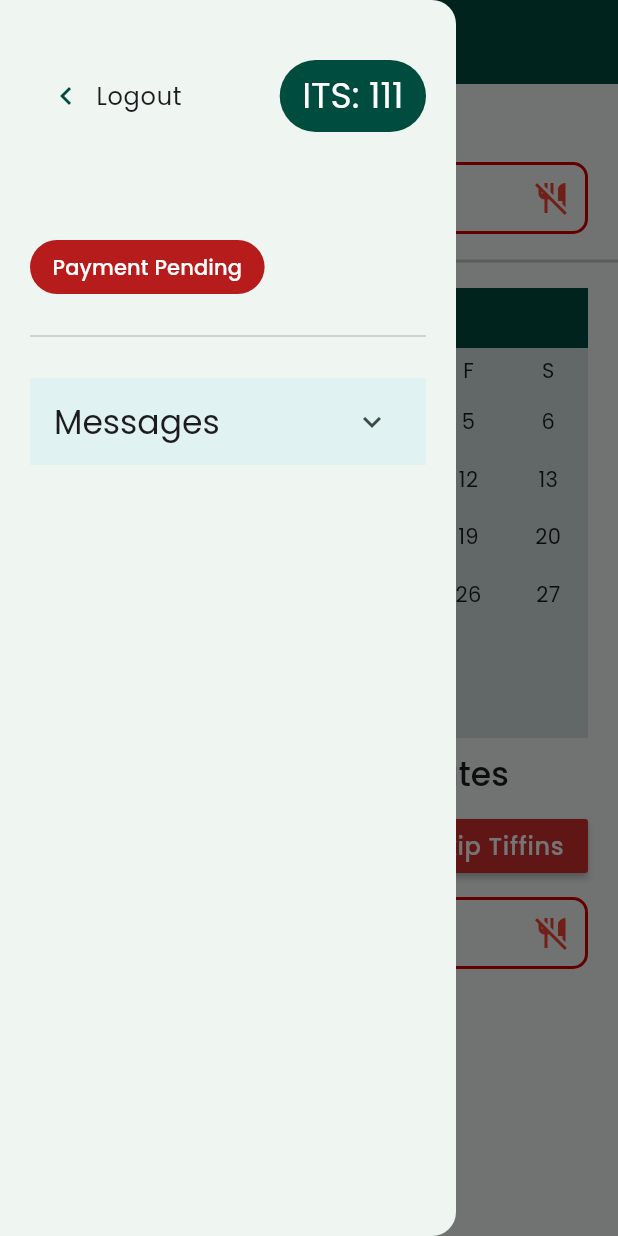
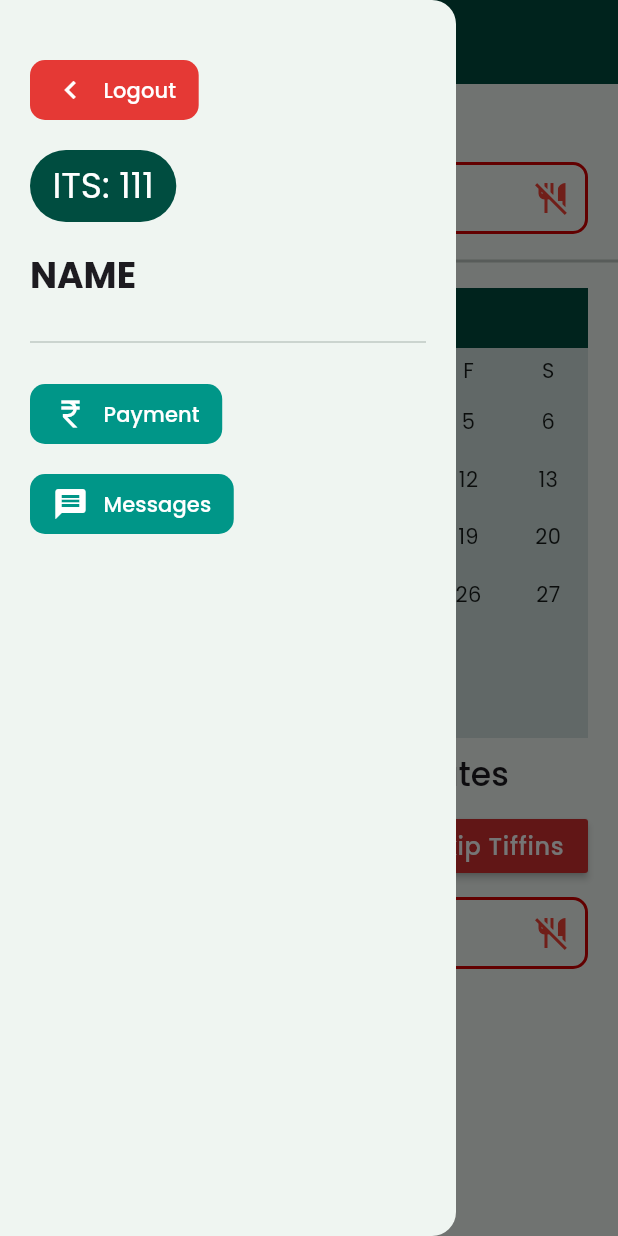
Before and after one commit to bmburhan22/FMBConnect, a Flutter app: the App screen opened directly, in the side drawer, after a tap on "Unskip Tiffins", on a phone screen of 412 x 824 dp. Run offline on Flutter 3.47's test engine with Material 3 defaults, Android fonts, the phone set to English and light mode, and no system bars; drawn by our look-alikes of syncfusion_flutter_datepicker; our stand-ins replace dio, flutter_dotenv, flutter_rating, flutter_riverpod, flutter_secure_storage, google_fonts and 1 more; accounts and stored records are empty; network calls fail.

Commit message:
authprovider ref.read ref.watch

```diff
--- a/lib/app.dart
+++ b/lib/app.dart
@@ -5,7 +5,6 @@ import 'package:fmb_connect/functions.dart';
 import 'package:fmb_connect/main.dart';
 import 'package:fmb_connect/menu_card.dart';
 import 'package:fmb_connect/sidebar.dart';
-import 'package:fmb_connect/user_provider.dart';
 import 'package:syncfusion_flutter_datepicker/datepicker.dart';
 import 'package:intl/intl.dart';
 
@@ -23,7 +22,6 @@ class App extends ConsumerStatefulWidget {
 }
 
 class _AppState extends ConsumerState<App> {
-
   DateTime? startDate = today(), endDate = today();
   late DateTime monthStart, monthEnd;
   Menu? menuToday;
@@ -46,14 +44,23 @@ class _AppState extends ConsumerState<App> {
   Future<void> fetchMenu() async {
     // if (startDate == null || endDate == null) return;
     Map? res //=await fetch('/menu', {
-        //   'its': widget.user.its,
+        //   'its': ref.watch(authProvider)!.its,
         //   'startDate': monthStart.toISODate,
         //   'endDate': monthEnd.toISODate,
         //   'today': today().toISODate
         // });
         = {
       'its': '111',
-      'menus': [],
+      'menus': [
+        {
+          'date': '2024-07-30',
+          'items': ['321eq', 'q']
+        },
+        {
+          'date': '2024-07-31',
+          'items': ['51', '316q']
+        }
+      ],
       'menuToday': {
         'date': '2024-07-29',
         'items': ['eq', '3q']
@@ -77,7 +84,7 @@ class _AppState extends ConsumerState<App> {
   }
 
   Future<void> fetchSkips() async {
-    Map? res = await fetch('/skip', {'its': ref.watch(userProvider)!.its});
+    Map? res = await fetch('/skip', {'its': ref.watch(authProvider)!.its});
     if (res == null) return;
     setState(() {
       skippedDates = List<String>.from(res['dates'])
@@ -112,14 +119,14 @@ class _AppState extends ConsumerState<App> {
           const SnackBar(content: Text('Select dates from tomorrow onwards')));
     } else {
       if ((await post('/skip', {
-            'its': ref.watch(userProvider)!.its,
+            'its':ref.watch(authProvider)!.its,
             'startDate': startDate!.toISODate,
             'endDate': endDate!.toISODate
           })) !=
           null) {
         ScaffoldMessenger.of(context).showSnackBar(SnackBar(
             content: Text(
-                'ITS ${ref.watch(userProvider)!.its} skipped tiffin for date ${datesSelected(startDate, endDate)}')));
+                'ITS ${ref.watch(authProvider)!.its} skipped tiffin for date ${datesSelected(startDate, endDate)}')));
         fetchSkips();
       }
     }
@@ -132,14 +139,14 @@ class _AppState extends ConsumerState<App> {
     });
     ScaffoldMessenger.of(context).hideCurrentSnackBar();
     if ((await delete('/skip', {
-          'its': ref.watch(userProvider)!.its,
+          'its':ref.watch(authProvider)!.its,
           'startDate': startDate!.toISODate,
           'endDate': endDate!.toISODate
         })) !=
         null) {
       ScaffoldMessenger.of(context).showSnackBar(SnackBar(
           content: Text(
-              'ITS ${ref.watch(userProvider)!.its} unskipped tiffin for date ${datesSelected(startDate, endDate)}')));
+              'ITS ${ref.watch(authProvider)!.its} unskipped tiffin for date ${datesSelected(startDate, endDate)}')));
       fetchSkips();
     }
   }
@@ -156,9 +163,7 @@ class _AppState extends ConsumerState<App> {
           foregroundColor: Colors.white,
           title: const Text('FMB Connect'),
         ),
-        drawer: Sidebar(
-          user: ref.watch(userProvider),
-        ),
+        drawer: const Sidebar(),
         body: RefreshIndicator(
             onRefresh: refresh,
             child: SingleChildScrollView(
@@ -172,7 +177,7 @@ class _AppState extends ConsumerState<App> {
                       child: Align(
                           alignment: Alignment.centerLeft,
                           child: Text(
-                            "Today's Menu",
+                            "Today's Menu ${ref.watch(authProvider)?.its}",
                             style: Theme.of(context)
                                 .textTheme
                                 .headlineSmall!
--- /dev/null
+++ b/lib/icon_button.dart
@@ -0,0 +1,34 @@
+import 'package:flutter/material.dart';
+import 'package:fmb_connect/main.dart';
+
+class TextIconButton extends StatelessWidget {
+  final void Function()? onTap;
+  final Color? color, textColor;
+  final String text;
+  final IconData? icon;
+  final double borderRadius;
+    const TextIconButton(
+      {this.onTap, this.color=Colors.teal, required this.text, this.textColor=Colors.white, this.icon, this.borderRadius=10, super.key});
+
+  @override
+  Widget build(BuildContext context) {
+    return GestureDetector(
+        onTap: onTap,
+        child: Container(
+            padding: const EdgeInsets.symmetric(vertical: 8, horizontal: 15),
+            decoration: BoxDecoration(
+                color: color, borderRadius: BorderRadius.circular(borderRadius)),
+            child: Row(
+                mainAxisSize: MainAxisSize.min,
+                children: [
+                  if (icon != null) Icon(icon, color: Colors.white),
+                  Text(
+                    text,
+                    style: Theme.of(context)
+                        .textTheme
+                        .titleSmall!
+                        .copyWith(color: Colors.white),
+                  ),
+                ].divide(const SizedBox(width: 10)))));
+  }
+}
--- a/lib/messages.dart
+++ b/lib/messages.dart
@@ -1,7 +1,7 @@
 import 'package:flutter/material.dart';
 import 'package:flutter_riverpod/flutter_riverpod.dart';
+import 'package:fmb_connect/auth.dart';
 import 'package:fmb_connect/functions.dart';
-import 'package:fmb_connect/user_provider.dart';
 
 class Messages extends ConsumerStatefulWidget {
   const Messages({super.key});
@@ -13,7 +13,7 @@ class _MessagesState extends ConsumerState<Messages> {
   List<String> messages = [];
   Future<void> fetchMessages() async {
     Map? res = await fetch('/messages', {
-      'its':ref.watch(userProvider)!.its,
+      'its':ref.read(authProvider)!.its,
     });
 
     if (res == null) return;
@@ -34,7 +34,7 @@ class _MessagesState extends ConsumerState<Messages> {
         appBar: AppBar(
           backgroundColor: Colors.teal.shade900,
           foregroundColor: Colors.white,
-          title: const Text('FMB Connect'),
+          title:  Text('FMB Connect ${ref.read(authProvider)?.its }'),
         ),
         body: RefreshIndicator(
             onRefresh: fetchMessages,
--- a/lib/sidebar.dart
+++ b/lib/sidebar.dart
@@ -1,21 +1,18 @@
-import 'dart:async';
-
 import 'package:flutter/material.dart';
-import 'package:flutter/widgets.dart';
+import 'package:flutter_riverpod/flutter_riverpod.dart';
 import 'package:fmb_connect/auth.dart';
 import 'package:fmb_connect/functions.dart';
+import 'package:fmb_connect/icon_button.dart';
 import 'package:fmb_connect/main.dart';
-import 'package:fmb_connect/theme.dart';
 
-class Sidebar extends StatefulWidget {
-  final User? user;
-  const Sidebar({this.user, super.key});
+class Sidebar extends ConsumerStatefulWidget {
+  const Sidebar({super.key});
 
   @override
-  State<Sidebar> createState() => _SidebarState();
+  ConsumerState<Sidebar> createState() => _SidebarState();
 }
 
-class _SidebarState extends State<Sidebar> {
+class _SidebarState extends ConsumerState<Sidebar> {
   bool paymentStatus = false;
   List<String> messages = [
     'fewouqfbweqo feq wruohewqurh oewqhro hewiuqhrihweqohrhw qehr uiwehroh woiqhre  rhoew',
@@ -64,9 +61,9 @@ class _SidebarState extends State<Sidebar> {
     'fewouqfbweqo feq wruohewqurh oewqhro hewiuqhrihweqohrhw qehr uiwehroh woiqhre  rhoew',
     'fewouqfbweqo feq wruohewqurh oewqhro hewiuqhrihweqohrhw qehr uiwehroh woiqhre  rhoew',
   ];
-  Future<void> fetchMessages() async {
+  Future<void> fetchMessages(String its) async {
     Map? res = await fetch('/messages', {
-      'its': widget.user!.its,
+      'its': its,
     });
 
     if (res == null) return;
@@ -75,11 +72,10 @@ class _SidebarState extends State<Sidebar> {
     });
   }
 
-  Future<void> fetchPaymentStatus() async {
+  Future<void> fetchPaymentStatus(String its) async {
     Map? res = await fetch('/payment_status', {
-      'its': widget.user!.its,
+      'its': its,
     });
-
     if (res == null) return;
     setState(() {
       paymentStatus = res['payment_status'] ?? false;
@@ -88,7 +84,7 @@ class _SidebarState extends State<Sidebar> {
 
   @override
   void initState() {
-    // TODO: implement initState
+    super.initState();
      // fetchMessages();
     // fetchPaymentStatus();
   }
@@ -98,24 +94,16 @@ class _SidebarState extends State<Sidebar> {
     return Drawer(
       child: Padding(
           padding: const EdgeInsets.all(20),
-          child:
-                SingleChildScrollView(child:Column(
+          child: SingleChildScrollView(
+              child: Column(
                   crossAxisAlignment: CrossAxisAlignment.start,
                   children: [
-                Row(
-                    mainAxisAlignment: MainAxisAlignment.spaceBetween,
-                    children: [
-                      TextButton.icon(
-                          label: Text('Logout',
-                              style: Theme.of(context).textTheme.bodyLarge!),
-                          onPressed: () {
-                            Auth.logout(context);
-                          },
-                          icon: Icon(
-                            color: Colors.teal.shade900,
-                            Icons.chevron_left,
-                            size: 24,
-                          )),
+                    TextIconButton(
+                        text: 'Logout',
+                        onTap: () =>
+                            ref.read(authProvider.notifier).logout(context),
+                        icon: Icons.chevron_left,
+                        color: Colors.red.shade600),
                     Container(
                       padding: const EdgeInsets.symmetric(
                           vertical: 8, horizontal: 15),
@@ -123,41 +111,37 @@ class _SidebarState extends State<Sidebar> {
                           color: Colors.teal.shade900,
                           borderRadius: BorderRadius.circular(30)),
                       child: Text(
-                          "ITS: ${widget.user?.its}",
+                        "ITS: ${ref.read(authProvider)?.its}",
                         style: Theme.of(context)
                             .textTheme
                             .headlineSmall!
                             .copyWith(color: Colors.white),
                       ),
                     ),
-                    ]),
                     Text(
-                  widget.user?.name ?? '',
+                      ref.read(authProvider)?.name ?? '',
                       style: Theme.of(context)
                           .textTheme
                           .headlineSmall!
                           .copyWith(fontWeight: FontWeight.w700),
                     ),
-                Container(
-                  padding:
-                      const EdgeInsets.symmetric(vertical: 8, horizontal: 15),
-                  decoration: BoxDecoration(
-                      color: paymentStatus
-                          ? Colors.teal.shade900
-                          : Colors.red.shade900,
-                      borderRadius: BorderRadius.circular(30)),
-                  child: Text(
-                    paymentStatus ? 'Payment Complete' : 'Payment Pending',
-                    style: Theme.of(context)
-                        .textTheme
-                        .titleSmall!
-                        .copyWith(color: Colors.white),
-                  ),
-                ),
                     const SizedBox(
                       width: double.maxFinite,
                       child: Divider(),
-                ), ExpansionTile(
+                    ),
+                    TextIconButton(
+                      icon: Icons.currency_rupee,
+                      text: 'Payment',
+                      onTap: () => Navigator.pushNamed(context, '/payment'),
+                    ),
+                    TextIconButton(
+                      icon: Icons.message,
+                      text: 'Messages',
+                      onTap: () => Navigator.pushNamed(context, '/messages'),
+                    )
+
+                    /*
+                ExpansionTile(
                   expandedCrossAxisAlignment: CrossAxisAlignment.start,
                   expandedAlignment: Alignment.centerLeft,
                   backgroundColor: Colors.teal.shade50,
@@ -173,8 +157,7 @@ class _SidebarState extends State<Sidebar> {
                               style: Theme.of(context).textTheme.bodyMedium!)))
                       .toList()
                       .divide(const SizedBox(height: 5)),
-                )
-
+                )*/
                   ]
                       .divide(const SizedBox(
                         height: 20,
```
Also changed, not shown: lib/auth.dart (+51 -50 lines), lib/functions.dart (+14 -8 lines), lib/login.dart (+11 -7 lines), lib/main.dart (+23 -10 lines), lib/user_provider.dart (deleted, +0 -20 lines). Lines whose indentation alone changed are shown as unchanged.
